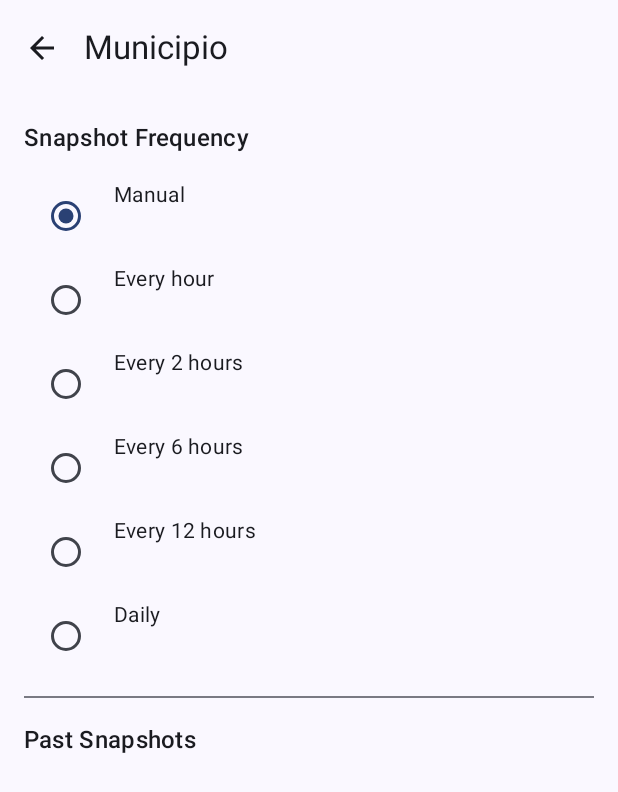
After one commit to Alet-s/WeatherNote, an Android app built with Jetpack Compose: the composable SnapshotMunicipioScreen called with empty values, on a phone screen of 412 x 824 dp. The commit adds this screen. Shown: the top 792 px of the screen. Run offline under Robolectric (Android 15) with nearby library versions, the phone set to English and light mode, and no system bars; our stand-ins replace Dagger/Hilt's generated code, Firebase (no records; nobody signed in at launch, a user with empty details on screens opened directly).

Commit message:
Pantalla de Snapshots lista de municipios lleva a municipio Snapshot específico

```diff
--- /dev/null
+++ b/app/src/main/java/com/alexser/weathernote/data/repository/SnapshotConfigRepositoryImpl.kt
@@ -0,0 +1,47 @@
+package com.alexser.weathernote.data.repository
+
+import com.alexser.weathernote.domain.model.SnapshotFrequency
+import com.alexser.weathernote.domain.repository.SnapshotConfigRepository
+import com.google.firebase.auth.FirebaseAuth
+import com.google.firebase.firestore.FirebaseFirestore
+import kotlinx.coroutines.tasks.await
+import javax.inject.Inject
+
+class SnapshotConfigRepositoryImpl @Inject constructor(
+    private val firestore: FirebaseFirestore,
+    private val auth: FirebaseAuth
+) : SnapshotConfigRepository {
+
+    override suspend fun getSnapshotFrequency(municipioId: String): SnapshotFrequency {
+        val userId = auth.currentUser?.uid
+            ?: throw IllegalStateException("User not authenticated")
+
+        return try {
+            val doc = firestore.collection("users")
+                .document(userId)
+                .collection("snapshot_configs")
+                .document(municipioId)
+                .get()
+                .await()
+
+            val freqName = doc.getString("frequency") ?: return SnapshotFrequency.MANUAL
+            SnapshotFrequency.valueOf(freqName)
+        } catch (e: Exception) {
+            SnapshotFrequency.MANUAL
+        }
+    }
+
+    override suspend fun saveSnapshotFrequency(municipioId: String, frequency: SnapshotFrequency) {
+        val userId = auth.currentUser?.uid
+            ?: throw IllegalStateException("User not authenticated")
+
+        val data = mapOf("frequency" to frequency.name)
+
+        firestore.collection("users")
+            .document(userId)
+            .collection("snapshot_configs")
+            .document(municipioId)
+            .set(data)
+            .await()
+    }
+}
--- a/app/src/main/java/com/alexser/weathernote/di/AppModule.kt
+++ b/app/src/main/java/com/alexser/weathernote/di/AppModule.kt
@@ -1,10 +1,16 @@
 package com.alexser.weathernote.di
 
 import com.alexser.weathernote.data.repository.MunicipioRepositoryImpl
+import com.alexser.weathernote.data.repository.SnapshotConfigRepositoryImpl
+import com.alexser.weathernote.data.repository.SnapshotReportRepositoryImpl
 import com.alexser.weathernote.data.repository.WeatherRepositoryImpl
 import com.alexser.weathernote.domain.repository.MunicipioRepository
+import com.alexser.weathernote.domain.repository.SnapshotConfigRepository
+import com.alexser.weathernote.domain.repository.SnapshotReportRepository
 import com.alexser.weathernote.domain.repository.WeatherRepository
 import com.alexser.weathernote.domain.usecase.GetHourlyForecastUseCase
+import com.google.firebase.auth.FirebaseAuth
+import com.google.firebase.firestore.FirebaseFirestore
 import dagger.Module
 import dagger.Provides
 import dagger.hilt.InstallIn
@@ -33,4 +39,25 @@ object AppModule {
         repository: WeatherRepository
     ): GetHourlyForecastUseCase = GetHourlyForecastUseCase(repository)
 
+    @Provides
+    @Singleton
+    fun provideSnapshotConfigRepository(
+        firestore: FirebaseFirestore,
+        auth: FirebaseAuth
+    ): SnapshotConfigRepository {
+        return SnapshotConfigRepositoryImpl(firestore, auth)
+    }
+
+    @Provides
+    @Singleton
+    fun provideSnapshotReportRepository(
+        firestore: FirebaseFirestore,
+        firebaseAuth: FirebaseAuth
+    ): SnapshotReportRepository {
+        return SnapshotReportRepositoryImpl(firestore, firebaseAuth)
+    }
+
+
+
+
 }
--- /dev/null
+++ b/app/src/main/java/com/alexser/weathernote/domain/model/SnapshotFrequency.kt
@@ -0,0 +1,22 @@
+package com.alexser.weathernote.domain.model
+
+
+enum class SnapshotFrequency {
+    MANUAL,
+    HOURLY,
+    EVERY_2H,
+    EVERY_6H,
+    EVERY_12H,
+    DAILY;
+
+    fun toDisplayName(): String {
+        return when (this) {
+            MANUAL -> "Manual"
+            HOURLY -> "Every hour"
+            EVERY_2H -> "Every 2 hours"
+            EVERY_6H -> "Every 6 hours"
+            EVERY_12H -> "Every 12 hours"
+            DAILY -> "Daily"
+        }
+    }
+}
--- /dev/null
+++ b/app/src/main/java/com/alexser/weathernote/domain/repository/SnapshotConfigRepository.kt
@@ -0,0 +1,8 @@
+package com.alexser.weathernote.domain.repository
+
+import com.alexser.weathernote.domain.model.SnapshotFrequency
+
+interface SnapshotConfigRepository {
+    suspend fun getSnapshotFrequency(municipioId: String): SnapshotFrequency
+    suspend fun saveSnapshotFrequency(municipioId: String, frequency: SnapshotFrequency)
+}
--- /dev/null
+++ b/app/src/main/java/com/alexser/weathernote/domain/usecase/GetSnapshotFrequencyUseCase.kt
@@ -0,0 +1,13 @@
+package com.alexser.weathernote.domain.usecase
+
+import com.alexser.weathernote.domain.model.SnapshotFrequency
+import com.alexser.weathernote.domain.repository.SnapshotConfigRepository
+import javax.inject.Inject
+
+class GetSnapshotFrequencyUseCase @Inject constructor(
+    private val repository: SnapshotConfigRepository
+) {
+    suspend operator fun invoke(municipioId: String): SnapshotFrequency {
+        return repository.getSnapshotFrequency(municipioId)
+    }
+}
--- /dev/null
+++ b/app/src/main/java/com/alexser/weathernote/domain/usecase/GetSnapshotReportsByMunicipioUseCase.kt
@@ -0,0 +1,14 @@
+package com.alexser.weathernote.domain.usecase
+
+import com.alexser.weathernote.domain.model.SnapshotReport
+import com.alexser.weathernote.domain.repository.SnapshotReportRepository
+import javax.inject.Inject
+
+class GetSnapshotReportsByMunicipioUseCase @Inject constructor(
+    private val repository: SnapshotReportRepository
+) {
+    suspend operator fun invoke(municipioId: String): List<SnapshotReport> {
+        return repository.getAllSnapshotsReports()
+            .filter { it.municipioId == municipioId }
+    }
+}
--- /dev/null
+++ b/app/src/main/java/com/alexser/weathernote/domain/usecase/SaveSnapshotFrequencyUseCase.kt
@@ -0,0 +1,13 @@
+package com.alexser.weathernote.domain.usecase
+
+import com.alexser.weathernote.domain.model.SnapshotFrequency
+import com.alexser.weathernote.domain.repository.SnapshotConfigRepository
+import javax.inject.Inject
+
+class SaveSnapshotFrequencyUseCase @Inject constructor(
+    private val repository: SnapshotConfigRepository
+) {
+    suspend operator fun invoke(municipioId: String, frequency: SnapshotFrequency) {
+        repository.saveSnapshotFrequency(municipioId, frequency)
+    }
+}
--- /dev/null
+++ b/app/src/main/java/com/alexser/weathernote/presentation/components/MunicipioSnapshotListCard.kt
@@ -0,0 +1,32 @@
+package com.alexser.weathernote.presentation.components
+
+import androidx.compose.foundation.clickable
+import androidx.compose.foundation.layout.Column
+import androidx.compose.foundation.layout.fillMaxWidth
+import androidx.compose.foundation.layout.padding
+import androidx.compose.material3.Card
+import androidx.compose.material3.CardDefaults
+import androidx.compose.material3.MaterialTheme
+import androidx.compose.material3.Text
+import androidx.compose.runtime.Composable
+import androidx.compose.ui.Modifier
+import androidx.compose.ui.unit.dp
+import com.alexser.weathernote.domain.model.SavedMunicipio
+
+@Composable
+fun MunicipioSnapshotListCard(
+    municipio: SavedMunicipio,
+    onClick: () -> Unit
+) {
+    Card(
+        modifier = Modifier
+            .fillMaxWidth()
+            .clickable { onClick() },
+        elevation = CardDefaults.cardElevation(defaultElevation = 4.dp)
+    ) {
+        Column(modifier = Modifier.padding(16.dp)) {
+            Text(text = municipio.nombre, style = MaterialTheme.typography.titleMedium)
+            Text(text = "Tap to manage snapshots", style = MaterialTheme.typography.bodyMedium)
+        }
+    }
+}
--- /dev/null
+++ b/app/src/main/java/com/alexser/weathernote/presentation/components/SnapshotFrequencySelector.kt
@@ -0,0 +1,34 @@
+package com.alexser.weathernote.presentation.components
+
+import androidx.compose.foundation.layout.*
+import androidx.compose.material3.RadioButton
+import androidx.compose.material3.Text
+import androidx.compose.material3.MaterialTheme
+import androidx.compose.runtime.Composable
+import androidx.compose.ui.Modifier
+import androidx.compose.ui.unit.dp
+import com.alexser.weathernote.domain.model.SnapshotFrequency
+
+@Composable
+fun SnapshotFrequencySelector(
+    selectedFrequency: SnapshotFrequency,
+    onFrequencySelected: (SnapshotFrequency) -> Unit
+) {
+    Column(verticalArrangement = Arrangement.spacedBy(8.dp)) {
+        SnapshotFrequency.values().forEach { frequency ->
+            Row(
+                modifier = Modifier
+                    .fillMaxWidth()
+                    .padding(horizontal = 4.dp),
+                horizontalArrangement = Arrangement.Start
+            ) {
+                RadioButton(
+                    selected = selectedFrequency == frequency,
+                    onClick = { onFrequencySelected(frequency) }
+                )
+                Spacer(modifier = Modifier.width(8.dp))
+                Text(text = frequency.toDisplayName(), style = MaterialTheme.typography.bodyMedium)
+            }
+        }
+    }
+}
--- /dev/null
+++ b/app/src/main/java/com/alexser/weathernote/presentation/components/SnapshotReportItem.kt
@@ -0,0 +1,22 @@
+package com.alexser.weathernote.presentation.components
+
+import androidx.compose.foundation.layout.Column
+import androidx.compose.foundation.layout.fillMaxWidth
+import androidx.compose.foundation.layout.padding
+import androidx.compose.material3.Card
+import androidx.compose.material3.Text
+import androidx.compose.runtime.Composable
+import androidx.compose.ui.Modifier
+import androidx.compose.ui.unit.dp
+import com.alexser.weathernote.domain.model.SnapshotReport
+
+@Composable
+fun SnapshotReportItem(snapshot: SnapshotReport) {
+    Card(modifier = Modifier.fillMaxWidth()) {
+        Column(modifier = Modifier.padding(12.dp)) {
+            Text("📅 ${snapshot.timestamp}")
+            Text("🌡️ ${snapshot.temperature}°C | 💧 ${snapshot.humidity}%")
+            Text("💨 ${snapshot.windSpeed} km/h | ☁️ ${snapshot.condition}")
+        }
+    }
+}
--- a/app/src/main/java/com/alexser/weathernote/presentation/nav/AppNavHost.kt
+++ b/app/src/main/java/com/alexser/weathernote/presentation/nav/AppNavHost.kt
@@ -12,6 +12,7 @@ import com.alexser.weathernote.presentation.screens.municipios.MunicipiosScreen
 import com.alexser.weathernote.presentation.screens.municipios.MunicipiosScreenViewModel
 import com.alexser.weathernote.presentation.screens.municipios.MunicipiosHorariaScreen
 import com.alexser.weathernote.presentation.screens.municipios.MunicipiosHorariaScreenViewModel
+import com.alexser.weathernote.presentation.screens.snapshot.SnapshotMunicipioScreen
 import com.alexser.weathernote.presentation.screens.snapshot.SnapshotMunicipiosListScreen
 
 @Composable
@@ -55,5 +56,13 @@ fun AppNavHost(
             SnapshotMunicipiosListScreen(navController = navController)
         }
 
+        composable(
+            route = "snapshotMunicipio/{municipioId}",
+            arguments = listOf(navArgument("municipioId") { defaultValue = "" })
+        ) { backStackEntry ->
+            val municipioId = backStackEntry.arguments?.getString("municipioId") ?: return@composable
+            SnapshotMunicipioScreen(municipioId = municipioId, navController = navController)
+        }
+
     }
 }
--- /dev/null
+++ b/app/src/main/java/com/alexser/weathernote/presentation/screens/snapshot/SnapshotMunicipioScreen.kt
@@ -0,0 +1,81 @@
+package com.alexser.weathernote.presentation.screens.snapshot
+
+import androidx.compose.foundation.layout.Arrangement
+import androidx.compose.foundation.layout.Column
+import androidx.compose.foundation.layout.fillMaxSize
+import androidx.compose.foundation.layout.padding
+import androidx.compose.foundation.lazy.LazyColumn
+import androidx.compose.foundation.lazy.items
+import androidx.compose.material.icons.Icons
+import androidx.compose.material.icons.filled.ArrowBack
+import androidx.compose.material3.Divider
+import androidx.compose.material3.ExperimentalMaterial3Api
+import androidx.compose.material3.Icon
+import androidx.compose.material3.IconButton
+import androidx.compose.material3.MaterialTheme
+import androidx.compose.material3.Scaffold
+import androidx.compose.material3.Text
+import androidx.compose.material3.TopAppBar
+import androidx.compose.runtime.Composable
+import androidx.compose.runtime.LaunchedEffect
+import androidx.compose.runtime.collectAsState
+import androidx.compose.runtime.getValue
+import androidx.compose.ui.Modifier
+import androidx.compose.ui.unit.dp
+import androidx.hilt.navigation.compose.hiltViewModel
+import androidx.navigation.NavController
+import com.alexser.weathernote.presentation.components.SnapshotFrequencySelector
+import com.alexser.weathernote.presentation.components.SnapshotReportItem
+
+@OptIn(ExperimentalMaterial3Api::class)
+@Composable
+fun SnapshotMunicipioScreen(
+    municipioId: String,
+    navController: NavController,
+    viewModel: SnapshotMunicipioViewModel = hiltViewModel()
+) {
+    val uiState by viewModel.uiState.collectAsState()
+
+    // Load data when entering screen
+    LaunchedEffect(municipioId) {
+        viewModel.loadSnapshotData(municipioId)
+    }
+
+    Scaffold(
+        topBar = {
+            TopAppBar(
+                title = { Text(uiState.municipioName ?: "Municipio") },
+                navigationIcon = {
+                    IconButton(onClick = { navController.popBackStack() }) {
+                        Icon(Icons.Default.ArrowBack, contentDescription = "Back")
+                    }
+                }
+            )
+        }
+    ) { paddingValues ->
+        Column(
+            modifier = Modifier
+                .fillMaxSize()
+                .padding(paddingValues)
+                .padding(16.dp),
+            verticalArrangement = Arrangement.spacedBy(16.dp)
+        ) {
+            Text("Snapshot Frequency", style = MaterialTheme.typography.titleMedium)
+
+            SnapshotFrequencySelector(
+                selectedFrequency = uiState.selectedFrequency,
+                onFrequencySelected = { viewModel.updateFrequency(it) }
+            )
+
+            Divider()
+
+            Text("Past Snapshots", style = MaterialTheme.typography.titleMedium)
+
+            LazyColumn(verticalArrangement = Arrangement.spacedBy(8.dp)) {
+                items(uiState.snapshots) { snapshot ->
+                    SnapshotReportItem(snapshot)
+                }
+            }
+        }
+    }
+}
--- /dev/null
+++ b/app/src/main/java/com/alexser/weathernote/presentation/screens/snapshot/SnapshotMunicipioUiState.kt
@@ -0,0 +1,11 @@
+package com.alexser.weathernote.presentation.screens.snapshot
+
+import com.alexser.weathernote.domain.model.SnapshotFrequency
+import com.alexser.weathernote.domain.model.SnapshotReport
+
+data class SnapshotMunicipioUiState(
+    val municipioId: String? = null,
+    val municipioName: String? = null,
+    val selectedFrequency: SnapshotFrequency = SnapshotFrequency.MANUAL,
+    val snapshots: List<SnapshotReport> = emptyList()
+)
--- /dev/null
+++ b/app/src/main/java/com/alexser/weathernote/presentation/screens/snapshot/SnapshotMunicipioViewModel.kt
@@ -0,0 +1,46 @@
+package com.alexser.weathernote.presentation.screens.snapshot
+
+import androidx.lifecycle.ViewModel
+import androidx.lifecycle.viewModelScope
+import com.alexser.weathernote.domain.model.SnapshotFrequency
+import com.alexser.weathernote.domain.model.SnapshotReport
+import com.alexser.weathernote.domain.usecase.GetSnapshotReportsByMunicipioUseCase
+import com.alexser.weathernote.domain.usecase.GetSnapshotFrequencyUseCase
+import com.alexser.weathernote.domain.usecase.SaveSnapshotFrequencyUseCase
+import dagger.hilt.android.lifecycle.HiltViewModel
+import kotlinx.coroutines.flow.MutableStateFlow
+import kotlinx.coroutines.flow.StateFlow
+import kotlinx.coroutines.launch
+import javax.inject.Inject
+
+@HiltViewModel
+class SnapshotMunicipioViewModel @Inject constructor(
+    private val getSnapshotReportsByMunicipio: GetSnapshotReportsByMunicipioUseCase,
+    private val getSnapshotFrequency: GetSnapshotFrequencyUseCase,
+    private val saveSnapshotFrequency: SaveSnapshotFrequencyUseCase
+) : ViewModel() {
+
+    private val _uiState = MutableStateFlow(SnapshotMunicipioUiState())
+    val uiState: StateFlow<SnapshotMunicipioUiState> = _uiState
+
+    fun loadSnapshotData(municipioId: String) {
+        viewModelScope.launch {
+            val snapshots = getSnapshotReportsByMunicipio(municipioId)
+            val frequency = getSnapshotFrequency(municipioId)
+            _uiState.value = _uiState.value.copy(
+                municipioId = municipioId,
+                municipioName = snapshots.firstOrNull()?.municipioName,
+                snapshots = snapshots,
+                selectedFrequency = frequency
+            )
+        }
+    }
+
+    fun updateFrequency(newFrequency: SnapshotFrequency) {
+        val municipioId = _uiState.value.municipioId ?: return
+        viewModelScope.launch {
+            saveSnapshotFrequency(municipioId, newFrequency)
+            _uiState.value = _uiState.value.copy(selectedFrequency = newFrequency)
+        }
+    }
+}
--- a/app/src/main/java/com/alexser/weathernote/presentation/screens/snapshot/SnapshotMunicipiosListScreen.kt
+++ b/app/src/main/java/com/alexser/weathernote/presentation/screens/snapshot/SnapshotMunicipiosListScreen.kt
@@ -11,6 +11,7 @@ import androidx.compose.ui.unit.dp
 import androidx.hilt.navigation.compose.hiltViewModel
 import androidx.navigation.NavController
 import com.alexser.weathernote.domain.model.SavedMunicipio
+import com.alexser.weathernote.presentation.components.MunicipioSnapshotListCard
 import com.alexser.weathernote.presentation.screens.municipios.MunicipiosScreenViewModel
 
 @OptIn(ExperimentalMaterial3Api::class)
@@ -34,29 +35,10 @@ fun SnapshotMunicipiosListScreen(
             verticalArrangement = Arrangement.spacedBy(12.dp)
         ) {
             items(municipios) { municipio ->
-                MunicipioCard(municipio) {
+                MunicipioSnapshotListCard(municipio) {
                     navController.navigate("snapshotMunicipio/${municipio.id}")
                 }
             }
         }
     }
 }
-
-
-@Composable
-fun MunicipioCard(
-    municipio: SavedMunicipio,
-    onClick: () -> Unit
-) {
-    Card(
-        modifier = Modifier
-            .fillMaxWidth()
-            .clickable { onClick() },
-        elevation = CardDefaults.cardElevation(defaultElevation = 4.dp)
-    ) {
-        Column(modifier = Modifier.padding(16.dp)) {
-            Text(text = municipio.nombre, style = MaterialTheme.typography.titleMedium)
-            Text(text = "Tap to manage snapshots", style = MaterialTheme.typography.bodyMedium)
-        }
-    }
-}
```
